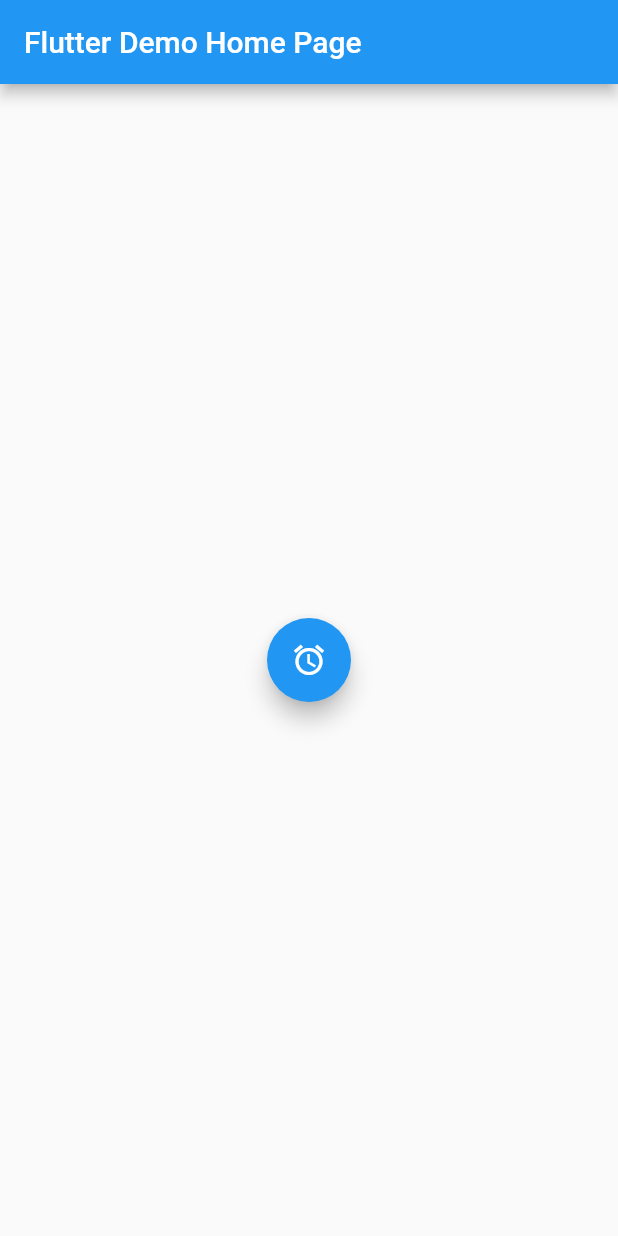
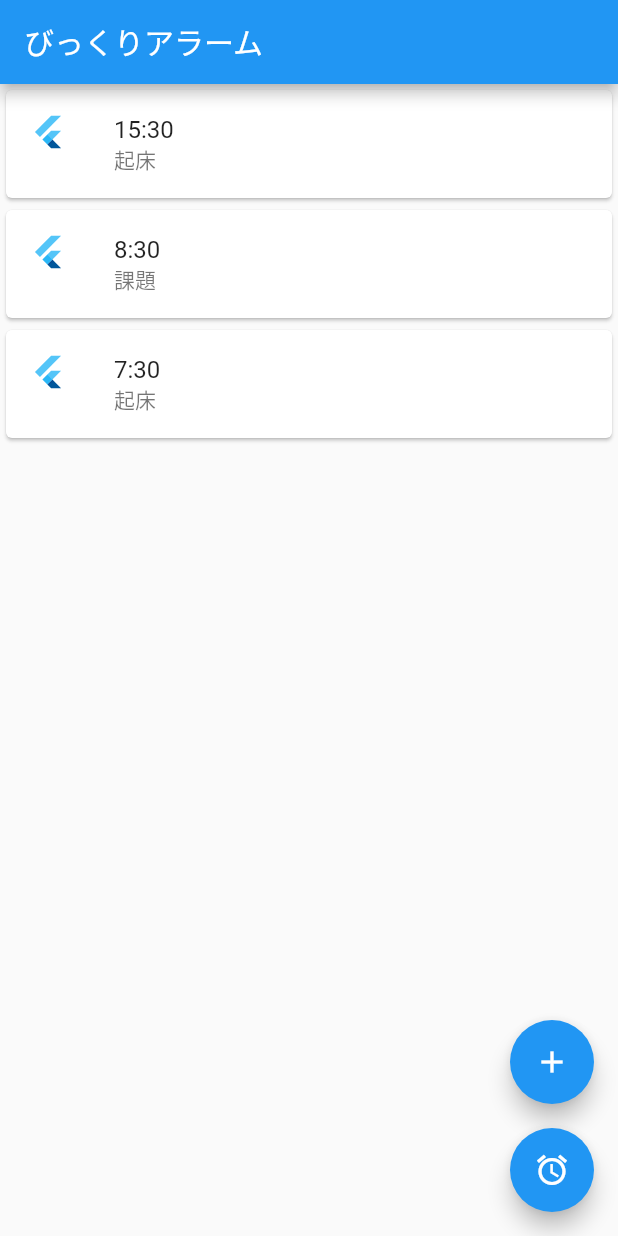
Before and after one commit to OUCC/alarm2022, a Flutter app: the screen it shows after launch, on a phone screen of 412 x 824 dp. Run offline on Flutter 3.47's test engine with Material 2 defaults, Android fonts, the phone set to English and light mode, and no system bars; our stand-ins replace flutter_local_notifications, gap, timezone.

Commit message:
ホーム画面のコードの分離

```diff
--- a/lib/main.dart
+++ b/lib/main.dart
@@ -1,63 +1,8 @@
 import 'package:flutter/material.dart';
 import 'model/ringing_alarm_model.dart';
-import 'view/ringing_alarm_view.dart';
+import 'view/homa_page_view.dart';
 
 void main() async {
   setupRingingAlarm();
   runApp(const MyApp());
 }
-
-class MyApp extends StatelessWidget {
-  const MyApp({Key? key}) : super(key: key);
-
-  @override
-  Widget build(BuildContext context) {
-    return MaterialApp(
-      title: 'Flutter Demo',
-      theme: ThemeData(
-        primarySwatch: Colors.blue,
-      ),
-      home: const MyHomePage(title: 'Flutter Demo Home Page'),
-    );
-  }
-}
-
-class MyHomePage extends StatefulWidget {
-  const MyHomePage({Key? key, required this.title}) : super(key: key);
-  final String title;
-
-  @override
-  State<MyHomePage> createState() => _MyHomePageState();
-}
-
-class _MyHomePageState extends State<MyHomePage> {
-  @override
-  Widget build(BuildContext context) {
-    return Scaffold(
-      appBar: AppBar(
-        title: Text(widget.title),
-      ),
-      body: Center(
-        child: Column(
-          mainAxisAlignment: MainAxisAlignment.center,
-          children: <Widget>[
-            FloatingActionButton(
-              //RingingAlarmPageに飛ぶボタン
-              heroTag: 'ringing_alarm_page_button',
-              onPressed: () async {
-                // "push"で新規画面に遷移
-                await Navigator.of(context).push(
-                  MaterialPageRoute(builder: (context) {
-                    return const RingingAlarmTestPage(
-                        title: 'Ringing Alarm Test Page');
-                  }),
-                );
-              },
-              child: const Icon(Icons.alarm),
-            ),
-          ],
-        ),
-      ),
-    );
-  }
-}
--- /dev/null
+++ b/lib/model/alarm_data.dart
@@ -0,0 +1,5 @@
+List alarmDataList = [
+  ['15:30', false],
+  ['8:30', true],
+  ['7:30', false],
+];
--- /dev/null
+++ b/lib/view/homa_page_view.dart
@@ -0,0 +1,89 @@
+import 'package:flutter/material.dart';
+import '../model/alarm_data.dart';
+import 'add_alarm_view.dart';
+import 'ringing_alarm_view.dart';
+import 'package:gap/gap.dart';
+
+class MyApp extends StatelessWidget {
+  const MyApp({Key? key}) : super(key: key);
+
+  @override
+  Widget build(BuildContext context) {
+    return MaterialApp(
+      title: 'Flutter Demo',
+      theme: ThemeData(
+        primarySwatch: Colors.blue,
+      ),
+      home: const MyHomePage(title: 'びっくりアラーム'),
+    );
+  }
+}
+
+class MyHomePage extends StatefulWidget {
+  const MyHomePage({Key? key, required this.title}) : super(key: key);
+  final String title;
+
+  @override
+  State<MyHomePage> createState() => _MyHomePageState();
+}
+
+class _MyHomePageState extends State<MyHomePage> {
+  @override
+  Widget build(BuildContext context) {
+    return Scaffold(
+      appBar: AppBar(
+        title: Text(widget.title),
+      ),
+      body: ListView.builder(
+        itemCount: alarmDataList.length,
+        itemBuilder: (context, index) {
+          return Card(
+            child: ListTile(
+              leading: const FlutterLogo(),
+              title: Text(alarmDataList[index][0]),
+              subtitle: Text(alarmDataList[index][1] ? '課題' : '起床'),
+            ),
+          );
+        },
+      ),
+      floatingActionButton: Column(
+        mainAxisAlignment: MainAxisAlignment.end,
+        children: <Widget>[
+          FloatingActionButton(
+            //AlarmAddPageに飛ぶボタン
+            heroTag: 'alarm_add_page_button',
+            onPressed: () async {
+              final newListText = await Navigator.of(context).push(
+                MaterialPageRoute(builder: (context) {
+                  // 遷移先の画面としてリスト追加画面を指定
+                  return const AlarmAddPage();
+                }),
+              );
+              if (newListText != null) {
+                // キャンセルした場合は newListText が null となるので注意
+                setState(() {
+                  // リスト追加
+                  alarmDataList.add([newListText, false]);
+                });
+              }
+            },
+            child: const Icon(Icons.add),
+          ),
+          const Gap(16),
+          FloatingActionButton(
+            // ringing_alarm_pageに飛ぶボタン
+            heroTag: 'ringing_alarm_page_button',
+            onPressed: () {
+              Navigator.of(context).push(
+                MaterialPageRoute(
+                  builder: (context) => const RingingAlarmTestPage(),
+                ),
+              );
+            },
+            child: const Icon(Icons.alarm),
+          ),
+        ],
+      ),
+    );
+  }
+}
--- a/pubspec.yaml
+++ b/pubspec.yaml
@@ -38,6 +38,7 @@ dependencies:
   intl: ^0.17.0
   flutter_local_notifications: ^9.6.0
   timezone: ^0.8.0
+  gap: ^2.0.0
 
 dev_dependencies:
   flutter_test:
```
Also changed, not shown: lib/view/add_alarm_view.dart (added, +75 -0 lines), pubspec.lock.
